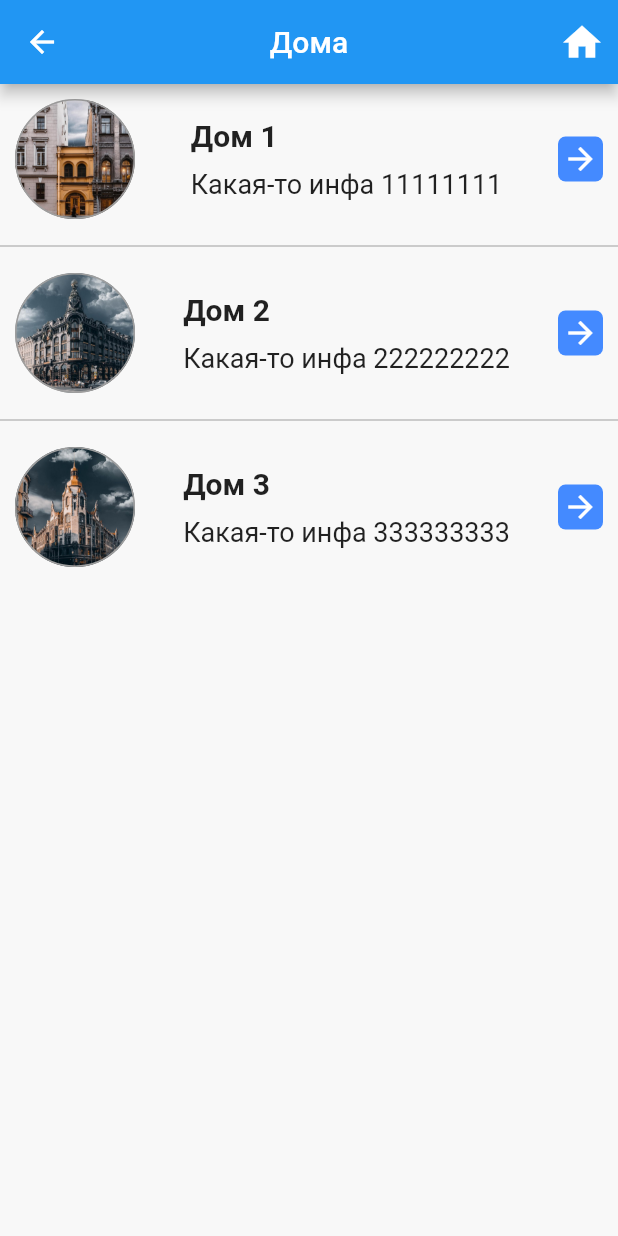
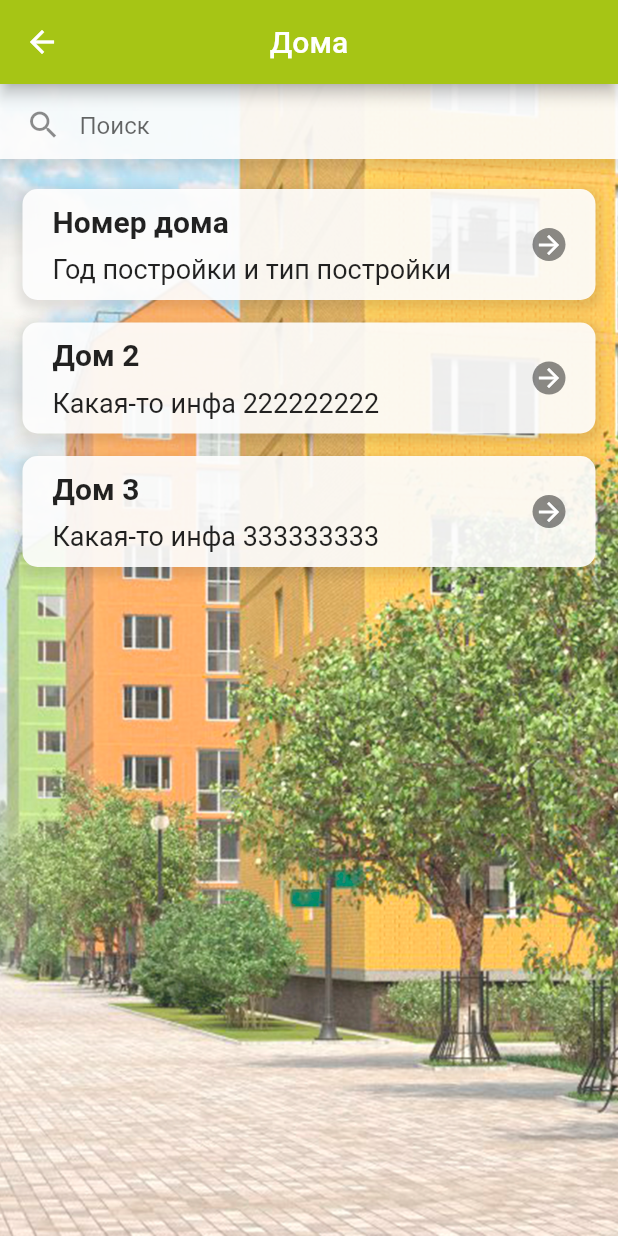
Before and after one commit to jestyal/tos_parkoviy_app, a Flutter app: the screen it shows after launch, after a tap on "Дома", on a phone screen of 412 x 824 dp. Run offline on Flutter 3.47's test engine with Material 2 defaults, Android fonts, the phone set to English and light mode, and no system bars; our stand-ins replace google_maps_flutter, splashscreen; network calls fail.

Commit message:
Added new design to catalog

```diff
--- a/lib/screens/3_catalog/3_catalog.dart
+++ b/lib/screens/3_catalog/3_catalog.dart
@@ -3,7 +3,14 @@ import 'package:tos_parkoviy_app/main.dart';
 
 class CatalogList extends StatefulWidget {
   final String title;
-  const CatalogList({Key? key, required this.title}) : super(key: key);
+
+  // final Function(String) parentCallback;
+
+  const CatalogList({
+    Key? key,
+    required this.title,
+    // required this.parentCallback,
+  }) : super(key: key);
 
   @override
   _CatalogListState createState() => _CatalogListState();
@@ -11,13 +18,9 @@ class CatalogList extends StatefulWidget {
 
 class _CatalogListState extends State<CatalogList> {
   // TODO: будет загрузка данных
-  List listOfPlaces = [
-    'Дом 1',
-    'Дом 2',
-    'Дом 3'
-  ];
+  List listOfPlaces = ['Номер дома', 'Дом 2', 'Дом 3'];
   List listOfPlacesDescription = [
-    'Какая-то инфа 11111111',
+    'Год постройки и тип постройки',
     'Какая-то инфа 222222222',
     'Какая-то инфа 333333333'
   ];
@@ -27,10 +30,17 @@ class _CatalogListState extends State<CatalogList> {
     'assets/images/place3.jpg',
   ];
 
-  // @override
-  // void initState() {
-  //   super.initState();
-  // }
+  static const bgColorHouses = Color(0xFFa6c515);
+  static const bgColorEvents = Color(0xFFf28824);
+  static const bgColorOrganizations = Color(0xFFd61315);
+  static const bgColorPlaces = Color(0xFF174aad);
+
+  final cityController = TextEditingController();
+
+  @override
+  void initState() {
+    super.initState();
+  }
 
   @override
   Widget build(BuildContext context) {
@@ -38,49 +48,103 @@ class _CatalogListState extends State<CatalogList> {
       appBar: AppBar(
         title: Text(widget.title),
         centerTitle: true,
-        actions: <Widget>[
-          IconButton(
-            icon: const Icon(Icons.home, size: 30),
-            onPressed: () {
-              Navigator.pushNamed(context, MyApp.homeRoute);
-            },
+        backgroundColor: bgColorHouses,
+        // actions: <Widget>[
+        //   IconButton(
+        //     icon: const Icon(Icons.home, size: 30),
+        //     onPressed: () {
+        //       Navigator.pushNamed(context, MyApp.homeRoute);
+        //     },
+        //   ),
+        // ],
+      ),
+      resizeToAvoidBottomInset: false,
+      body: SizedBox(
+        width: double.infinity,
+        height: double.infinity,
+        child: Container(
+          decoration: const BoxDecoration(
+            image: DecorationImage(
+              image: AssetImage("assets/images/backgroundimage1.jpg"),
+              fit: BoxFit.cover,
+            ),
+          ),
+          child: Column(
+            children: [
+              Align(
+                alignment: Alignment.topCenter,
+                child: Container(
+                  padding: const EdgeInsets.only(
+                      left: 5, top: 5, right: 5, bottom: 00),
+                  height: 50,
+                  decoration: BoxDecoration(
+                    color: Colors.white.withOpacity(0.9),
+                    boxShadow: [
+                      BoxShadow(
+                        color: Colors.black.withOpacity(0.1),
+                        spreadRadius: 3,
+                        blurRadius: 5,
+                        offset: const Offset(0, 3),
                       ),
                     ],
                   ),
-      body: ListView.separated(
-        separatorBuilder: (_, index) => const Divider(color: Colors.grey),
+                  child: Row(
+                      mainAxisSize: MainAxisSize.max,
+                      mainAxisAlignment: MainAxisAlignment.center,
+                      children: [
+                        IconButton(
+                          icon: const Icon(Icons.search),
+                          color: Colors.black45,
+                          onPressed: () {
+                            // widget.parentCallback(cityController.text);
+                          },
+                        ),
+                        Expanded(
+                          child: TextField(
+                            controller: cityController,
+                            decoration: const InputDecoration.collapsed(
+                                hintText: "Поиск"),
+                            // onSubmitted: (String city) =>
+                            //     {widget.parentCallback(city)}
+                          ),
+                        ),
+                      ]),
+                ),
+              ),
+              Expanded(
+                child: ListView.builder(
+                  padding: const EdgeInsets.only(left: 15, top: 20, right: 15, bottom: 15),
+                  // separatorBuilder: (_, index) => const Divider(),
                   // TODO: сделать длину позиций
                   itemCount: listOfPlaces.length,
                   // itemCount: 5,
                   itemBuilder: (_, index) {
                     return GestureDetector(
+                        child: Container(
+                          margin: const EdgeInsets.only(bottom: 15),
+                          decoration: BoxDecoration(
+                            color: Colors.white.withOpacity(0.9),
+                            borderRadius: const BorderRadius.all(Radius.circular(10)),
+                            boxShadow: [
+                              BoxShadow(
+                                color: Colors.black.withOpacity(0.1),
+                                spreadRadius: 3,
+                                blurRadius: 5,
+                                offset: const Offset(0, 3),
+                              ),
+                            ],
+                          ),
                           child: Row(
                             mainAxisAlignment: MainAxisAlignment.spaceBetween,
                             children: [
-                  Container(
-                    width: 80,
-                    height: 80,
-                    margin: const EdgeInsets.all(10),
-                    decoration: BoxDecoration(
-                      color: Colors.white,
-                      border: Border.all(
-                        color: Colors.grey,
-                        width: 1,
-                      ),
-                      borderRadius: BorderRadius.circular(50.0),
-                      image: DecorationImage(
-                        image: AssetImage(listOfPlacesImages[index]),
-                        fit: BoxFit.cover,
-                      ),
-                    ),
-                  ),
                               Padding(
-                    padding: const EdgeInsets.only(right: 10),
+                                padding: const EdgeInsets.only(right: 10, left: 20, top: 10, bottom: 10),
                                 child: Column(
                                   crossAxisAlignment: CrossAxisAlignment.start,
                                   children: [
                                     Padding(
-                          padding: const EdgeInsets.only(bottom: 10),
+                                      padding:
+                                      const EdgeInsets.only(bottom: 10),
                                       child: Text(
                                         listOfPlaces[index],
                                         style: const TextStyle(
@@ -99,32 +163,42 @@ class _CatalogListState extends State<CatalogList> {
                               Column(
                                 children: [
                                   Container(
-                        width: 30,
-                        height: 30,
-                        margin: const EdgeInsets.only(right: 10),
+                                    width: 22,
+                                    height: 22,
+                                    margin: const EdgeInsets.only(right: 20),
                                     decoration: BoxDecoration(
-                          color: Colors.blueAccent,
-                          borderRadius: BorderRadius.circular(5.0),
+                                      color: Colors.black45,
+                                      borderRadius: BorderRadius.circular(50.0),
                                     ),
                                     child: const Align(
                                       alignment: Alignment.center,
-                          child: Icon(Icons.arrow_forward, color: Colors.white),
+                                      child: Icon(
+                                        Icons.arrow_forward,
+                                        color: Colors.white,
+                                        size: 20,
+                                      ),
                                     ),
                                   ),
                                 ],
                               ),
                             ],
                           ),
+                        ),
                         onTap: () => {
                           // TODO: передать аргументы
-                Navigator.pushNamed(context, MyApp.cardDetailsRoute)
+                          Navigator.pushNamed(
+                              context, MyApp.cardDetailsRoute)
                           // onSelectedPlaces!(listOfPlaces[index]),
                           // onSelectedPlacesDescription!(
                           //     listOfPlacesDescription[index]),
                           // onSelectedPlacesImages!(listOfPlacesImages[index]),
-              }
-          );
+                        });
                   },
+                ),
+              ),
+            ],
+          ),
+        ),
       ),
     );
   }
```
Lines whose indentation alone changed are shown as unchanged.
